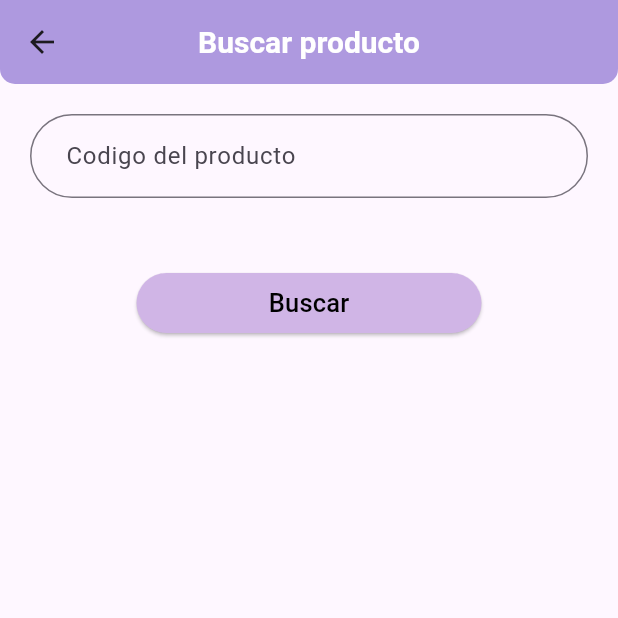
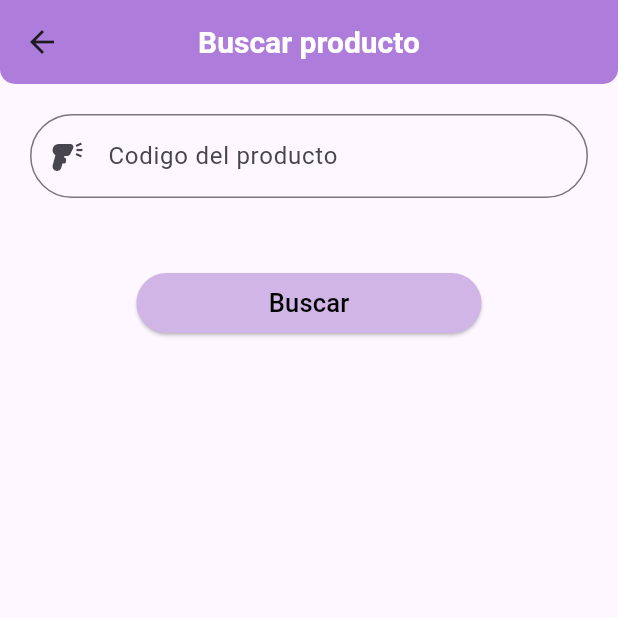
Before and after one commit to YuKy0E/SistemaAVDA, a Flutter app: the Buscar_prod screen opened directly, on a phone screen of 412 x 824 dp, the top half of it. Run offline on Flutter 3.47's test engine with Material 3 defaults, Android fonts, the phone set to English and light mode, and no system bars; our stand-ins replace cloud_firestore, firebase_auth, firebase_core; accounts and stored records are empty.

Commit message:
iconos buscar
se cambio iconos de buscar productos

```diff
--- a/lib/administración/buscar_prod.dart
+++ b/lib/administración/buscar_prod.dart
@@ -19,7 +19,7 @@ class _Buscar_prodState extends State<Buscar_prod> {
   Widget build(BuildContext context) {
     return Scaffold(
       appBar: AppBar(
-        backgroundColor: const Color.fromARGB(255, 174, 153, 223),
+        backgroundColor: const Color.fromARGB(255, 174, 125, 219),
         elevation: 0,
         centerTitle: true,
         shape: const RoundedRectangleBorder(
@@ -53,7 +53,7 @@ class _Buscar_prodState extends State<Buscar_prod> {
                   });
                 },
                 decoration: InputDecoration(
-                  //prefixIcon: const Icon(Icons.lock), // Icono para la contraseña
+                  prefixIcon: const Icon(Icons.barcode_reader), // Icono para codigo
                   contentPadding: const EdgeInsets.symmetric(
                       vertical: 16.0,
                       horizontal: 20.0), // Ajusta el relleno interno
```
